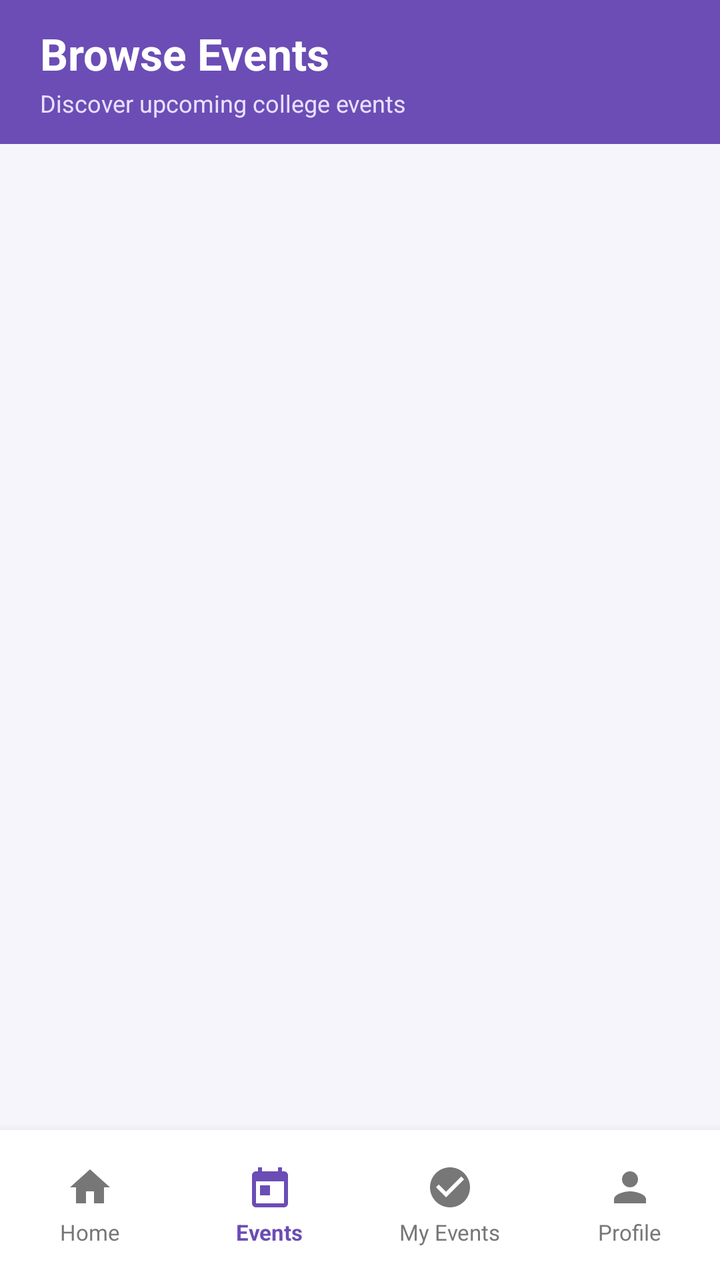
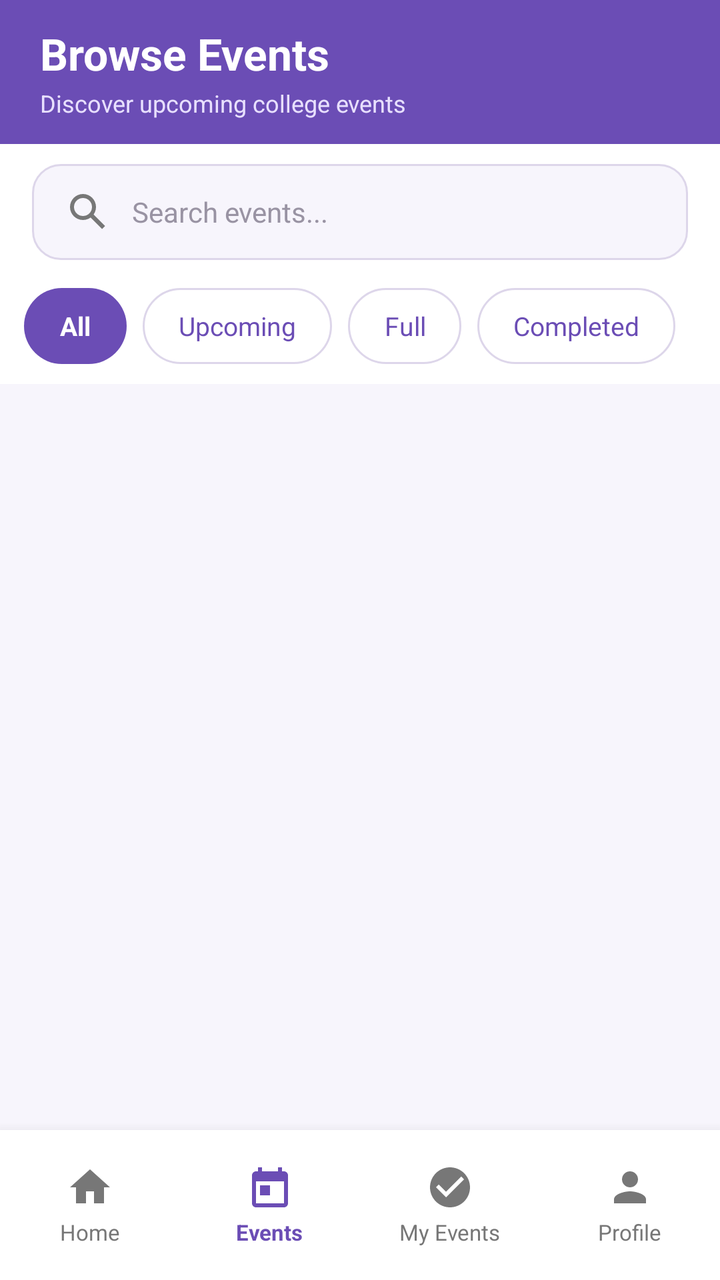

Compare the two renders of this Android layout. The source of the first and the diff that turns it into the second are given below.
<!-- AndroidManifest.xml: application theme Theme.CollegeEventManagement -->
<!-- res/layout/activity_browse_events.xml -->
<?xml version="1.0" encoding="utf-8"?>
<LinearLayout
    xmlns:android="http://schemas.android.com/apk/res/android"
    xmlns:app="http://schemas.android.com/apk/res-auto"
    android:layout_width="match_parent"
    android:layout_height="match_parent"
    android:orientation="vertical"
    android:background="#F7F5FC">


    
    
    

    <LinearLayout
        android:layout_width="match_parent"
        android:layout_height="wrap_content"
        android:minHeight="72dp"
        android:orientation="horizontal"
        android:gravity="center_vertical"
        android:background="#6B4DB5"
        android:paddingStart="20dp"
        android:paddingEnd="12dp">

        

        <LinearLayout
            android:layout_width="0dp"
            android:layout_height="wrap_content"
            android:layout_weight="1"
            android:orientation="vertical">

            <TextView
                android:layout_width="wrap_content"
                android:layout_height="wrap_content"
                android:text="Browse Events"
                android:textColor="@android:color/white"
                android:textSize="22sp"
                android:textStyle="bold" />

            <TextView
                android:layout_width="wrap_content"
                android:layout_height="wrap_content"
                android:text="Discover upcoming college events"
                android:textColor="#E8E0FF"
                android:textSize="12sp"
                android:layout_marginTop="2dp" />

        </LinearLayout>

    </LinearLayout>


    
    
    

    <ScrollView
        android:layout_width="match_parent"
        android:layout_height="0dp"
        android:layout_weight="1"
        android:fillViewport="true"
        android:scrollbars="vertical">

        <LinearLayout
            android:id="@+id/eventsContainer"
            android:layout_width="match_parent"
            android:layout_height="wrap_content"
            android:orientation="vertical"
            android:paddingTop="8dp"
            android:paddingBottom="24dp" />

    </ScrollView>


    
    
    

    <LinearLayout
        android:layout_width="match_parent"
        android:layout_height="75dp"
        android:orientation="horizontal"
        android:gravity="center"
        android:background="@android:color/white"
        android:elevation="10dp"
        android:paddingTop="4dp"
        android:paddingBottom="4dp">


        
        
        

        <LinearLayout
            android:id="@+id/navHome"
            android:layout_width="0dp"
            android:layout_height="match_parent"
            android:layout_weight="1"
            android:orientation="vertical"
            android:gravity="center"
            android:clickable="true"
            android:focusable="true"
            android:background="?attr/selectableItemBackgroundBorderless">

            <ImageView
                android:layout_width="24dp"
                android:layout_height="24dp"
                android:src="@drawable/ic_home"
                android:contentDescription="Home"
                app:tint="#777777" />

            <TextView
                android:layout_width="wrap_content"
                android:layout_height="wrap_content"
                android:text="Home"
                android:textSize="11sp"
                android:textColor="#777777"
                android:layout_marginTop="3dp" />

        </LinearLayout>


        
        
        

        <LinearLayout
            android:id="@+id/navEvents"
            android:layout_width="0dp"
            android:layout_height="match_parent"
            android:layout_weight="1"
            android:orientation="vertical"
            android:gravity="center"
            android:clickable="true"
            android:focusable="true"
            android:background="?attr/selectableItemBackgroundBorderless">

            <ImageView
                android:layout_width="24dp"
                android:layout_height="24dp"
                android:src="@drawable/ic_event"
                android:contentDescription="Events"
                app:tint="#6B4DB5" />

            <TextView
                android:layout_width="wrap_content"
                android:layout_height="wrap_content"
                android:text="Events"
                android:textSize="11sp"
                android:textColor="#6B4DB5"
                android:textStyle="bold"
                android:layout_marginTop="3dp" />

        </LinearLayout>


        
        
        

        <LinearLayout
            android:id="@+id/navMyEvents"
            android:layout_width="0dp"
            android:layout_height="match_parent"
            android:layout_weight="1"
            android:orientation="vertical"
            android:gravity="center"
            android:clickable="true"
            android:focusable="true"
            android:background="?attr/selectableItemBackgroundBorderless">

            <ImageView
                android:layout_width="24dp"
                android:layout_height="24dp"
                android:src="@drawable/ic_confirmation"
                android:contentDescription="My Events"
                app:tint="#777777" />

            <TextView
                android:layout_width="wrap_content"
                android:layout_height="wrap_content"
                android:text="My Events"
                android:textSize="11sp"
                android:textColor="#777777"
                android:layout_marginTop="3dp" />

        </LinearLayout>


        
        
        

        <LinearLayout
            android:id="@+id/navProfile"
            android:layout_width="0dp"
            android:layout_height="match_parent"
            android:layout_weight="1"
            android:orientation="vertical"
            android:gravity="center"
            android:clickable="true"
            android:focusable="true"
            android:background="?attr/selectableItemBackgroundBorderless">

            <ImageView
                android:layout_width="24dp"
                android:layout_height="24dp"
                android:src="@drawable/ic_person"
                android:contentDescription="Profile"
                app:tint="#777777" />

            <TextView
                android:layout_width="wrap_content"
                android:layout_height="wrap_content"
                android:text="Profile"
                android:textSize="11sp"
                android:textColor="#777777"
                android:layout_marginTop="3dp" />

        </LinearLayout>

    </LinearLayout>

</LinearLayout>
<!-- resources referenced by this layout -->
<resources>
  <!-- drawable ic_confirmation (drawable) -->
  <?xml version="1.0" encoding="utf-8"?>
  <vector xmlns:android="http://schemas.android.com/apk/res/android"
      android:width="24dp"
      android:height="24dp"
      android:viewportWidth="24"
      android:viewportHeight="24">
  
      <path
          android:fillColor="#FFFFFFFF"
          android:pathData="M12,2C6.48,2 2,6.48 2,12s4.48,10 10,10 10,-4.48 10,-10S17.52,2 12,2zM10,17l-5,-5 1.41,-1.41L10,14.17l7.59,-7.59L19,8l-9,9z" />
  
  </vector>
  <!-- drawable ic_event (drawable) -->
  <?xml version="1.0" encoding="utf-8"?>
  <vector xmlns:android="http://schemas.android.com/apk/res/android"
      android:width="24dp"
      android:height="24dp"
      android:viewportWidth="24"
      android:viewportHeight="24">
  
      <path
          android:fillColor="#FFFFFFFF"
          android:pathData="M19,4h-1V2h-2v2H8V2H6v2H5c-1.1,0 -2,0.9 -2,2v14c0,1.1 0.9,2 2,2h14c1.1,0 2,-0.9 2,-2V6c0,-1.1 -0.9,-2 -2,-2zM19,20H5V9h14v11zM7,11h5v5H7z" />
  
  </vector>
  <!-- drawable ic_home (drawable) -->
  <?xml version="1.0" encoding="utf-8"?>
  <vector xmlns:android="http://schemas.android.com/apk/res/android"
      android:width="24dp"
      android:height="24dp"
      android:viewportWidth="24"
      android:viewportHeight="24">
  
      <path
          android:fillColor="#FF000000"
          android:pathData="M10,20v-6h4v6h5v-8h3L12,3 2,12h3v8z" />
  
  </vector>
  <!-- drawable ic_person (drawable) -->
  <?xml version="1.0" encoding="utf-8"?>
  <vector xmlns:android="http://schemas.android.com/apk/res/android"
      android:width="24dp"
      android:height="24dp"
      android:viewportWidth="24"
      android:viewportHeight="24">
  
      <path
          android:fillColor="#FF000000"
          android:pathData="M12,12c2.21,0 4,-1.79 4,-4s-1.79,-4 -4,-4 -4,1.79 -4,4 1.79,4 4,4zM12,14c-2.67,0 -8,1.34 -8,4v2h16v-2c0,-2.66 -5.33,-4 -8,-4z" />
  
  </vector>
  <style name="Theme.CollegeEventManagement" parent="Base.Theme.CollegeEventManagement" />
  <style name="Base.Theme.CollegeEventManagement" parent="Theme.Material3.DayNight.NoActionBar">
          
          
      </style>
</resources>

<!-- the commit's change to res/layout/activity_browse_events.xml (unified diff, before → after) -->
@@ -2,9 +2,12 @@
 <LinearLayout
     xmlns:android="http://schemas.android.com/apk/res/android"
     xmlns:app="http://schemas.android.com/apk/res-auto"
+
     android:layout_width="match_parent"
     android:layout_height="match_parent"
+
     android:orientation="vertical"
+
     android:background="#F7F5FC">
 
 
@@ -13,37 +16,56 @@
     
 
     <LinearLayout
+
         android:layout_width="match_parent"
         android:layout_height="wrap_content"
+
         android:minHeight="72dp"
+
         android:orientation="horizontal"
         android:gravity="center_vertical"
+
         android:background="#6B4DB5"
+
         android:paddingStart="20dp"
         android:paddingEnd="12dp">
 
-        
-
-        <LinearLayout
-            android:layout_width="0dp"
+
+        
+
+        <LinearLayout
+
+            android:layout_width="match_parent"
             android:layout_height="wrap_content"
-            android:layout_weight="1"
+
             android:orientation="vertical">
 
-            <TextView
+
+            <TextView
+
                 android:layout_width="wrap_content"
                 android:layout_height="wrap_content"
+
                 android:text="Browse Events"
+
                 android:textColor="@android:color/white"
+
                 android:textSize="22sp"
+
                 android:textStyle="bold" />
 
-            <TextView
+
+            <TextView
+
                 android:layout_width="wrap_content"
                 android:layout_height="wrap_content"
+
                 android:text="Discover upcoming college events"
+
                 android:textColor="#E8E0FF"
+
                 android:textSize="12sp"
+
                 android:layout_marginTop="2dp" />
 
         </LinearLayout>
@@ -55,19 +77,255 @@
     
     
 
+    <LinearLayout
+
+        android:layout_width="match_parent"
+        android:layout_height="wrap_content"
+
+        android:orientation="horizontal"
+
+        android:gravity="center_vertical"
+
+        android:background="#FFFFFF"
+
+        android:paddingStart="14dp"
+        android:paddingEnd="14dp"
+        android:paddingTop="10dp"
+        android:paddingBottom="10dp">
+
+
+        <EditText
+
+            android:id="@+id/searchEventsEditText"
+
+            android:layout_width="match_parent"
+            android:layout_height="48dp"
+
+            android:layout_marginStart="2dp"
+            android:layout_marginEnd="2dp"
+
+            android:background="@drawable/search_background"
+
+            android:hint="Search events..."
+
+            android:textColor="#2A2334"
+
+            android:textColorHint="#9993A3"
+
+            android:textSize="14sp"
+
+            android:singleLine="true"
+
+            android:paddingStart="16dp"
+            android:paddingEnd="16dp"
+
+            android:drawableStart="@drawable/ic_search"
+
+            android:drawablePadding="10dp"
+
+            android:inputType="text"
+
+            android:imeOptions="actionSearch"
+
+            android:contentDescription="Search events" />
+
+    </LinearLayout>
+
+
+    
+    
+    
+
+    <HorizontalScrollView
+
+        android:layout_width="match_parent"
+        android:layout_height="wrap_content"
+
+        android:scrollbars="none"
+
+        android:background="#FFFFFF"
+
+        android:paddingStart="12dp"
+        android:paddingEnd="12dp"
+        android:paddingTop="4dp"
+        android:paddingBottom="10dp">
+
+
+        <LinearLayout
+
+            android:id="@+id/filterContainer"
+
+            android:layout_width="wrap_content"
+            android:layout_height="wrap_content"
+
+            android:orientation="horizontal"
+
+            android:gravity="center_vertical">
+
+
+            
+            
+            
+
+            <TextView
+
+                android:id="@+id/filterAll"
+
+                android:layout_width="wrap_content"
+                android:layout_height="38dp"
+
+                android:gravity="center"
+
+                android:text="All"
+
+                android:textSize="13sp"
+
+                android:textStyle="bold"
+
+                android:textColor="@android:color/white"
+
+                android:paddingStart="18dp"
+                android:paddingEnd="18dp"
+
+                android:background="@drawable/filter_active_background"
+
+                android:clickable="true"
+
+                android:focusable="true"
+
+                android:foreground="?attr/selectableItemBackgroundBorderless" />
+
+
+            
+            
+            
+
+            <TextView
+
+                android:id="@+id/filterUpcoming"
+
+                android:layout_width="wrap_content"
+                android:layout_height="38dp"
+
+                android:layout_marginStart="8dp"
+
+                android:gravity="center"
+
+                android:text="Upcoming"
+
+                android:textSize="13sp"
+
+                android:textColor="#6B4DB5"
+
+                android:paddingStart="18dp"
+                android:paddingEnd="18dp"
+
+                android:background="@drawable/filter_inactive_background"
+
+                android:clickable="true"
+
+                android:focusable="true"
+
+                android:foreground="?attr/selectableItemBackgroundBorderless" />
+
+
+            
+            
+            
+
+            <TextView
+
+                android:id="@+id/filterFull"
+
+                android:layout_width="wrap_content"
+                android:layout_height="38dp"
+
+                android:layout_marginStart="8dp"
+
+                android:gravity="center"
+
+                android:text="Full"
+
+                android:textSize="13sp"
+
+                android:textColor="#6B4DB5"
+
+                android:paddingStart="18dp"
+                android:paddingEnd="18dp"
+
+                android:background="@drawable/filter_inactive_background"
+
+                android:clickable="true"
+
+                android:focusable="true"
+
+                android:foreground="?attr/selectableItemBackgroundBorderless" />
+
+
+            
+            
+            
+
+            <TextView
+
+                android:id="@+id/filterCompleted"
+
+                android:layout_width="wrap_content"
+                android:layout_height="38dp"
+
+                android:layout_marginStart="8dp"
+
+                android:gravity="center"
+
+                android:text="Completed"
+
+                android:textSize="13sp"
+
+                android:textColor="#6B4DB5"
+
+                android:paddingStart="18dp"
+                android:paddingEnd="18dp"
+
+                android:background="@drawable/filter_inactive_background"
+
+                android:clickable="true"
+
+                android:focusable="true"
+
+                android:foreground="?attr/selectableItemBackgroundBorderless" />
+
+        </LinearLayout>
+
+    </HorizontalScrollView>
+
+
+    
+    
+    
+
     <ScrollView
+
         android:layout_width="match_parent"
         android:layout_height="0dp"
+
         android:layout_weight="1"
+
         android:fillViewport="true"
+
         android:scrollbars="vertical">
 
-        <LinearLayout
+
+        <LinearLayout
+
             android:id="@+id/eventsContainer"
+
             android:layout_width="match_parent"
             android:layout_height="wrap_content"
+
             android:orientation="vertical"
+
             android:paddingTop="8dp"
+
             android:paddingBottom="24dp" />
 
     </ScrollView>
@@ -78,13 +336,20 @@
     
 
     <LinearLayout
+
         android:layout_width="match_parent"
         android:layout_height="75dp"
+
         android:orientation="horizontal"
+
         android:gravity="center"
+
         android:background="@android:color/white"
+
         android:elevation="10dp"
+
         android:paddingTop="4dp"
+
         android:paddingBottom="4dp">
 
 
@@ -93,29 +358,48 @@
         
 
         <LinearLayout
+
             android:id="@+id/navHome"
+
             android:layout_width="0dp"
             android:layout_height="match_parent"
+
             android:layout_weight="1"
+
             android:orientation="vertical"
+
             android:gravity="center"
+
             android:clickable="true"
+
             android:focusable="true"
+
             android:background="?attr/selectableItemBackgroundBorderless">
 
+
             <ImageView
+
                 android:layout_width="24dp"
                 android:layout_height="24dp"
+
                 android:src="@drawable/ic_home"
+
                 android:contentDescription="Home"
+
                 app:tint="#777777" />
 
-            <TextView
+
+            <TextView
+
                 android:layout_width="wrap_content"
                 android:layout_height="wrap_content"
+
                 android:text="Home"
+
                 android:textSize="11sp"
+
                 android:textColor="#777777"
+
                 android:layout_marginTop="3dp" />
 
         </LinearLayout>
@@ -126,30 +410,50 @@
         
 
         <LinearLayout
+
             android:id="@+id/navEvents"
+
             android:layout_width="0dp"
             android:layout_height="match_parent"
+
             android:layout_weight="1"
+
             android:orientation="vertical"
+
             android:gravity="center"
+
             android:clickable="true"
+
             android:focusable="true"
+
             android:background="?attr/selectableItemBackgroundBorderless">
 
+
             <ImageView
+
                 android:layout_width="24dp"
                 android:layout_height="24dp"
+
                 android:src="@drawable/ic_event"
+
                 android:contentDescription="Events"
+
                 app:tint="#6B4DB5" />
 
-            <TextView
+
+            <TextView
+
                 android:layout_width="wrap_content"
                 android:layout_height="wrap_content"
+
                 android:text="Events"
+
                 android:textSize="11sp"
+
                 android:textColor="#6B4DB5"
+
                 android:textStyle="bold"
+
                 android:layout_marginTop="3dp" />
 
         </LinearLayout>
@@ -160,29 +464,48 @@
         
 
         <LinearLayout
+
             android:id="@+id/navMyEvents"
+
             android:layout_width="0dp"
             android:layout_height="match_parent"
+
             android:layout_weight="1"
+
             android:orientation="vertical"
+
             android:gravity="center"
+
             android:clickable="true"
+
             android:focusable="true"
+
             android:background="?attr/selectableItemBackgroundBorderless">
 
+
             <ImageView
+
                 android:layout_width="24dp"
                 android:layout_height="24dp"
+
                 android:src="@drawable/ic_confirmation"
+
                 android:contentDescription="My Events"
+
                 app:tint="#777777" />
 
-            <TextView
+
+            <TextView
+
                 android:layout_width="wrap_content"
                 android:layout_height="wrap_content"
+
                 android:text="My Events"
+
                 android:textSize="11sp"
+
                 android:textColor="#777777"
+
                 android:layout_marginTop="3dp" />
 
         </LinearLayout>
@@ -193,29 +516,48 @@
         
 
         <LinearLayout
+
             android:id="@+id/navProfile"
+
             android:layout_width="0dp"
             android:layout_height="match_parent"
+
             android:layout_weight="1"
+
             android:orientation="vertical"
+
             android:gravity="center"
+
             android:clickable="true"
+
             android:focusable="true"
+
             android:background="?attr/selectableItemBackgroundBorderless">
 
+
             <ImageView
+
                 android:layout_width="24dp"
                 android:layout_height="24dp"
+
                 android:src="@drawable/ic_person"
+
                 android:contentDescription="Profile"
+
                 app:tint="#777777" />
 
-            <TextView
+
+            <TextView
+
                 android:layout_width="wrap_content"
                 android:layout_height="wrap_content"
+
                 android:text="Profile"
+
                 android:textSize="11sp"
+
                 android:textColor="#777777"
+
                 android:layout_marginTop="3dp" />
 
         </LinearLayout>
<!-- resource entries referenced after the edit -->
@@ -1,5 +1,29 @@
 <!-- resources referenced by this layout -->
 <resources>
+  <!-- drawable filter_active_background (drawable) -->
+  <?xml version="1.0" encoding="utf-8"?>
+  <shape xmlns:android="http://schemas.android.com/apk/res/android"
+      android:shape="rectangle">
+  
+      <solid android:color="#6B4DB5" />
+  
+      <corners android:radius="20dp" />
+  
+  </shape>
+  <!-- drawable filter_inactive_background (drawable) -->
+  <?xml version="1.0" encoding="utf-8"?>
+  <shape xmlns:android="http://schemas.android.com/apk/res/android"
+      android:shape="rectangle">
+  
+      <solid android:color="#FFFFFF" />
+  
+      <stroke
+          android:width="1dp"
+          android:color="#DDD6EA" />
+  
+      <corners android:radius="20dp" />
+  
+  </shape>
   <!-- drawable ic_confirmation (drawable) -->
   <?xml version="1.0" encoding="utf-8"?>
   <vector xmlns:android="http://schemas.android.com/apk/res/android"
@@ -52,6 +76,33 @@
           android:pathData="M12,12c2.21,0 4,-1.79 4,-4s-1.79,-4 -4,-4 -4,1.79 -4,4 1.79,4 4,4zM12,14c-2.67,0 -8,1.34 -8,4v2h16v-2c0,-2.66 -5.33,-4 -8,-4z" />
   
   </vector>
+  <!-- drawable ic_search (drawable) -->
+  <?xml version="1.0" encoding="utf-8"?>
+  <vector xmlns:android="http://schemas.android.com/apk/res/android"
+      android:width="24dp"
+      android:height="24dp"
+      android:viewportWidth="24"
+      android:viewportHeight="24">
+  
+      <path
+          android:fillColor="#777777"
+          android:pathData="M9.5,3A6.5,6.5 0,1 0,9.5 16A6.5,6.5 0,0 0,9.5 3M9.5,5A4.5,4.5 0,1 1,9.5 14A4.5,4.5 0,0 1,9.5 5M14.5,13L13,14.5L19,20.5L20.5,19L14.5,13Z" />
+  
+  </vector>
+  <!-- drawable search_background (drawable) -->
+  <?xml version="1.0" encoding="utf-8"?>
+  <shape xmlns:android="http://schemas.android.com/apk/res/android"
+      android:shape="rectangle">
+  
+      <solid android:color="#F7F5FC" />
+  
+      <stroke
+          android:width="1dp"
+          android:color="#DDD6EA" />
+  
+      <corners android:radius="14dp" />
+  
+  </shape>
   <style name="Theme.CollegeEventManagement" parent="Base.Theme.CollegeEventManagement" />
   <style name="Base.Theme.CollegeEventManagement" parent="Theme.Material3.DayNight.NoActionBar">
           
